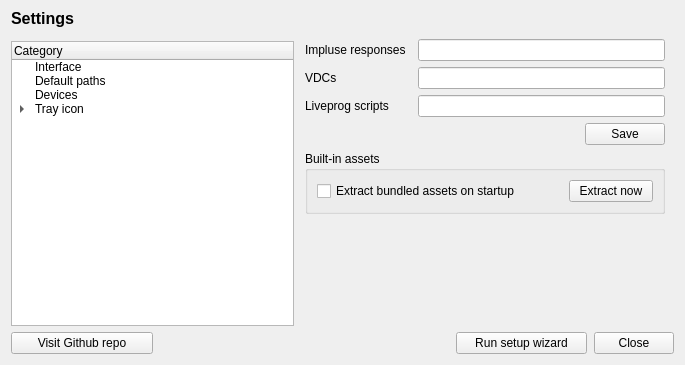
Audio4Linux/JDSP4Linux, file src/interface/fragment/SettingsFragment.ui: the form before one commit.
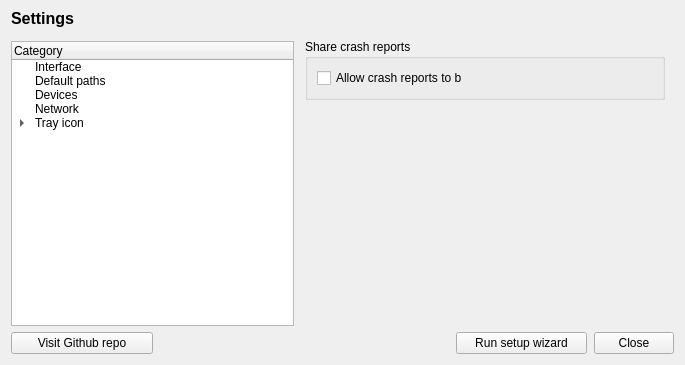
The form after the commit. Custom widgets are drawn as their Qt base class.

Commit message: Implement optional crash reporter + fix singleinstancemonitor

What changed in the file:
```diff
--- a/src/interface/fragment/SettingsFragment.ui
+++ b/src/interface/fragment/SettingsFragment.ui
@@ -98,6 +98,11 @@
            <string>Devices</string>
           </property>
          </item>
+         <item>
+          <property name="text">
+           <string>Network</string>
+          </property>
+         </item>
          <item>
           <property name="text">
            <string>Tray icon</string>
@@ -124,7 +129,7 @@
         <bool>true</bool>
        </property>
        <property name="currentIndex">
-        <number>1</number>
+        <number>3</number>
        </property>
        <widget class="QWidget" name="interface_2">
         <property name="maximumSize">
@@ -570,6 +575,39 @@
          </item>
         </layout>
        </widget>
+       <widget class="QWidget" name="page">
+        <layout class="QVBoxLayout" name="verticalLayout_9">
+         <item>
+          <widget class="QGroupBox" name="groupBox_2">
+           <property name="title">
+            <string>Share crash reports</string>
+           </property>
+           <layout class="QVBoxLayout" name="verticalLayout_10">
+            <item>
+             <widget class="QCheckBox" name="checkBox">
+              <property name="text">
+               <string>Allow crash reports to b</string>
+              </property>
+             </widget>
+            </item>
+           </layout>
+          </widget>
+         </item>
+         <item>
+          <spacer name="verticalSpacer_3">
+           <property name="orientation">
+            <enum>Qt::Vertical</enum>
+           </property>
+           <property name="sizeHint" stdset="0">
+            <size>
+             <width>20</width>
+             <height>40</height>
+            </size>
+           </property>
+          </spacer>
+         </item>
+        </layout>
+       </widget>
        <widget class="QWidget" name="session">
         <property name="autoFillBackground">
          <bool>true</bool>
```
The commit also changes 15 other files.
